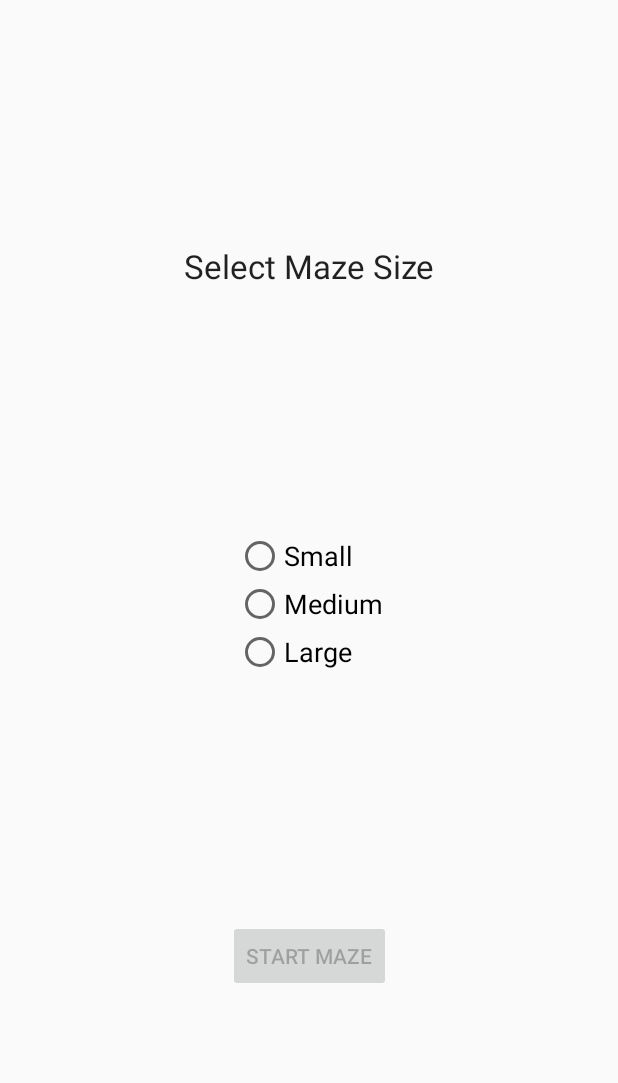
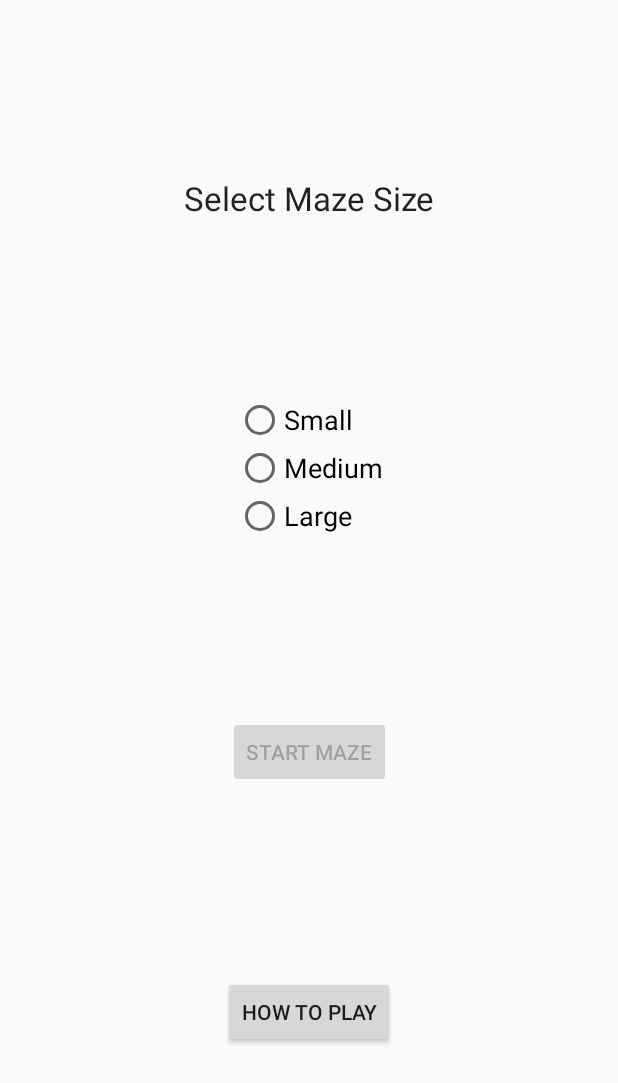
Before and after one commit to westonsfiala/ECE590A_Spring, an Android app: the screen it shows after launch (MainActivity), on a phone screen of 412 x 824 dp. Shown: the top 1083 px of the screen. Run offline under Robolectric (Android 15) with nearby library versions, the phone set to English and light mode, and no system bars.

Commit message:
Added a how to play activity and made it so rotating the screen is a bit better handled for the map display

```diff
--- a/Assignment2/MazeExplorer/app/src/main/java/com/example/mazeexplorer/MainActivity.kt
+++ b/Assignment2/MazeExplorer/app/src/main/java/com/example/mazeexplorer/MainActivity.kt
@@ -1,5 +1,6 @@
 package com.example.mazeexplorer
 
+import android.app.AlertDialog
 import android.content.Intent
 import android.support.v7.app.AppCompatActivity
 import android.os.Bundle
@@ -38,6 +39,14 @@ class MainActivity : AppCompatActivity() {
             setSize(largeSize)
         }
 
+        HelpButton.text = getString(R.string.how_to_play)
+
+        HelpButton.setOnClickListener{
+            val intent = Intent(this@MainActivity, HowToPlayActivity::class.java)
+            startActivity(intent)
+        }
+
+
         if(savedInstanceState != null)
         {
             val savedSize = savedInstanceState.getInt("Size")
--- a/Assignment2/MazeExplorer/app/src/main/res/layout/activity_main.xml
+++ b/Assignment2/MazeExplorer/app/src/main/res/layout/activity_main.xml
@@ -23,15 +23,16 @@
             android:layout_height="wrap_content"
             android:id="@+id/StartMazeButton"
             app:layout_constraintEnd_toEndOf="parent" app:layout_constraintStart_toStartOf="parent"
-            app:layout_constraintTop_toBottomOf="@+id/SizeGroup" app:layout_constraintBottom_toBottomOf="parent"
-            android:textAppearance="@style/TextAppearance.AppCompat.Button"/>
+            android:textAppearance="@style/TextAppearance.AppCompat.Button"
+            app:layout_constraintTop_toBottomOf="@+id/SizeGroup"
+            app:layout_constraintBottom_toTopOf="@+id/HelpButton"/>
     <RadioGroup
             android:layout_width="wrap_content"
             android:layout_height="wrap_content"
             app:layout_constraintTop_toBottomOf="@+id/DisplayText"
-            app:layout_constraintBottom_toTopOf="@+id/StartMazeButton"
             app:layout_constraintEnd_toEndOf="parent" app:layout_constraintStart_toStartOf="parent"
-            android:id="@+id/SizeGroup">
+            android:id="@+id/SizeGroup"
+            app:layout_constraintBottom_toTopOf="@+id/StartMazeButton">
         <RadioButton
                 android:text="@string/small"
                 android:layout_width="wrap_content"
@@ -48,5 +49,15 @@
                 android:layout_height="wrap_content" android:id="@+id/LargeRadio" android:layout_weight="1"
                 android:textAppearance="@style/TextAppearance.AppCompat.Medium"/>
     </RadioGroup>
+    <Button
+            android:text="Help"
+            android:layout_width="wrap_content"
+            android:layout_height="wrap_content"
+            android:id="@+id/HelpButton" android:layout_marginBottom="8dp"
+            android:layout_marginTop="8dp"
+            app:layout_constraintTop_toBottomOf="@+id/StartMazeButton" app:layout_constraintEnd_toEndOf="parent"
+            android:layout_marginEnd="8dp" android:layout_marginRight="8dp"
+            app:layout_constraintStart_toStartOf="parent" android:layout_marginLeft="8dp"
+            android:layout_marginStart="8dp" app:layout_constraintBottom_toBottomOf="parent"/>
 
 </android.support.constraint.ConstraintLayout>
--- a/Assignment2/MazeExplorer/app/src/main/res/values/strings.xml
+++ b/Assignment2/MazeExplorer/app/src/main/res/values/strings.xml
@@ -11,5 +11,11 @@
     <string name="hello_blank_fragment">Hello blank fragment</string>
     <string name="congrats">Congrats!</string>
     <string name="todo">TODO</string>
+    <string name="how_to_play">How To Play</string>
     <string name="take_a_victory_picture">Take a Victory Picture</string>
+    <string name="goal">Goal</string>
+    <string name="goal_show_text">The goal tile will only show up when all other tiles have been explored</string>
+    <string name="actions">Actions</string>
+    <string name="goal_text">Reach the goal tile with the player piece</string>
+    <string name="swipe_text">Swipe in the direction you want the player to move</string>
 </resources>
--- a/Assignment2/MazeExplorer/build.gradle
+++ b/Assignment2/MazeExplorer/build.gradle
@@ -8,7 +8,7 @@ buildscript {
 
     }
     dependencies {
-        classpath 'com.android.tools.build:gradle:3.3.2'
+        classpath 'com.android.tools.build:gradle:3.4.0'
         classpath "org.jetbrains.kotlin:kotlin-gradle-plugin:$kotlin_version"
         // NOTE: Do not place your application dependencies here; they belong
         // in the individual module build.gradle files
```
Also changed, not shown: Assignment2/MazeExplorer/app/src/main/AndroidManifest.xml (+9 -4 lines), Assignment2/MazeExplorer/app/src/main/java/com/example/mazeexplorer/HowToPlayActivity.kt (added, +19 -0 lines), Assignment2/MazeExplorer/app/src/main/java/com/example/mazeexplorer/Maze.kt (+17 -2 lines), Assignment2/MazeExplorer/app/src/main/res/layout/activity_how_to_play.xml (added, +99 -0 lines), Assignment2/MazeExplorer/app/src/main/res/layout/activity_maze.xml (+11 -5 lines), Assignment2/MazeExplorer/gradle/wrapper/gradle-wrapper.properties.
